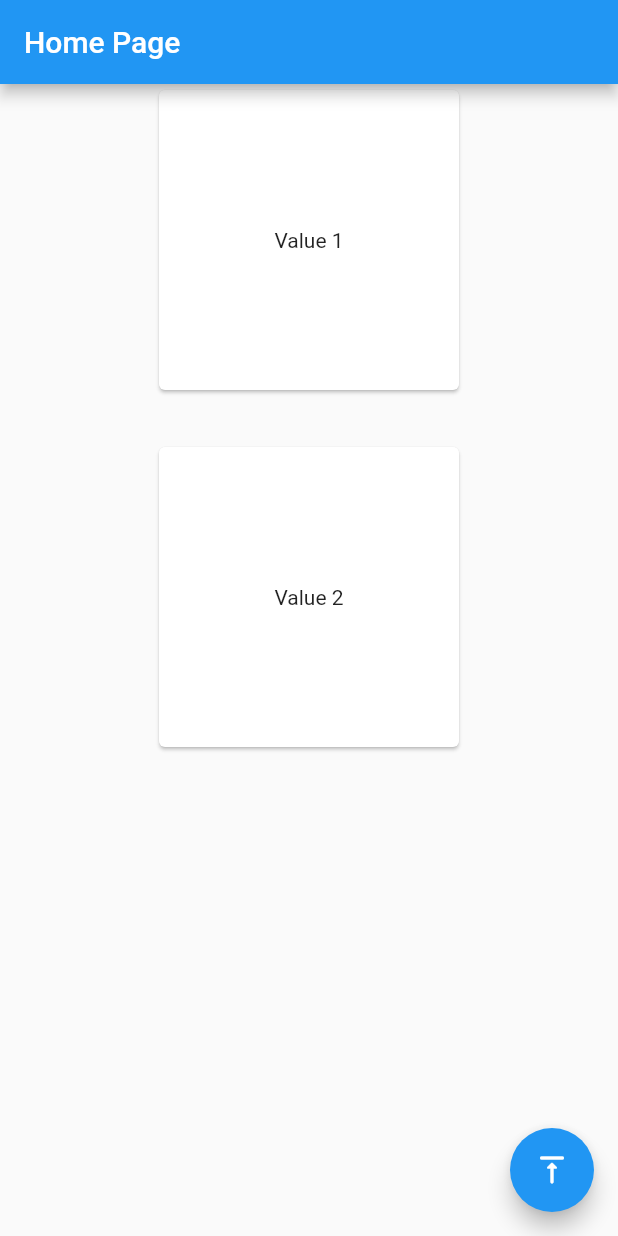
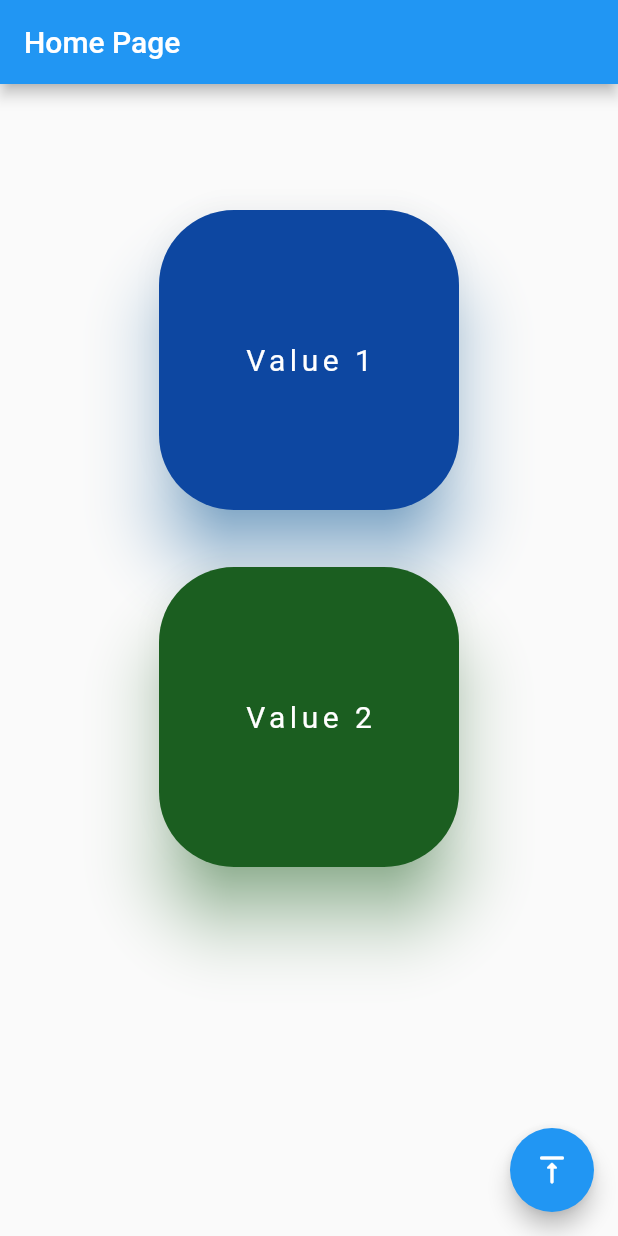
Before and after one commit to RayanIsmael/Provider-test1, a Flutter app: the screen it shows after launch, on a phone screen of 412 x 824 dp. Run offline on Flutter 3.47's test engine with Material 2 defaults, Android fonts, the phone set to English and light mode, and no system bars; our stand-ins replace awesome_dialog.

Commit message:
example one end

```diff
--- a/lib/displayValues/value1.dart
+++ b/lib/displayValues/value1.dart
@@ -9,11 +9,18 @@ class Value1 extends StatelessWidget {
   Widget build(BuildContext context) {
     var mypro = Provider.of<MyClass>(context);
     return Card(
+      shape: RoundedRectangleBorder(borderRadius: BorderRadius.circular(50)),
+      elevation: 20,
+      shadowColor: Colors.blue,
+      color: Colors.blue[900],
       child: Container(
         height: 200,
         width: 200,
         alignment: Alignment.center,
-        child: Text(mypro.value1 == null ? "Value 1":"${mypro.value1}"),
+        child: Text(
+          mypro.value1 == null ? "Value 1" : "${mypro.value1}",
+          style: TextStyle(fontSize: 20, color: Colors.white, letterSpacing: 3),
+        ),
       ),
     );
   }
--- a/lib/displayValues/value2.dart
+++ b/lib/displayValues/value2.dart
@@ -9,11 +9,19 @@ class Value2 extends StatelessWidget {
   Widget build(BuildContext context) {
     var mypro = Provider.of<MyClass>(context);
     return Card(
+      shape: RoundedRectangleBorder(borderRadius: BorderRadius.circular(50)),
+      elevation: 20,
+      shadowColor: Colors.green,
+      color: Colors.green[900],
       child: Container(
         height: 200,
         width: 200,
         alignment: Alignment.center,
-        child: Text(mypro.value2 == null ? "Value 2":"${mypro.value2}"),
+        child: Text(
+          mypro.value2 == null ? "Value 2" : "${mypro.value2}",
+          style: TextStyle(fontSize: 20, color: Colors.white,letterSpacing: 3),
+
+        ),
       ),
     );
   }
--- a/lib/home.dart
+++ b/lib/home.dart
@@ -22,6 +22,7 @@ class _HomeState extends State<Home> {
       ),
       ////////////////
       body: SingleChildScrollView(
+        padding: EdgeInsets.only(top: 80,bottom: 80),
         child: Center(
           child: Column(
             mainAxisAlignment: MainAxisAlignment.center,
@@ -31,6 +32,7 @@ class _HomeState extends State<Home> {
                 height: 30,
               ),
               Value2(),
+
             ],
           ),
         ),
```
